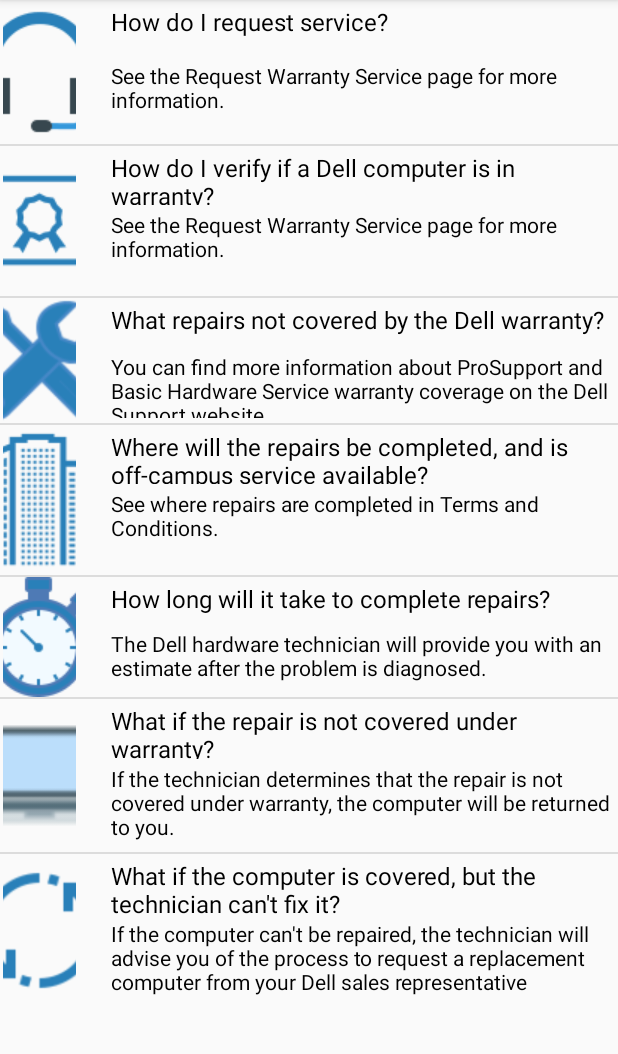
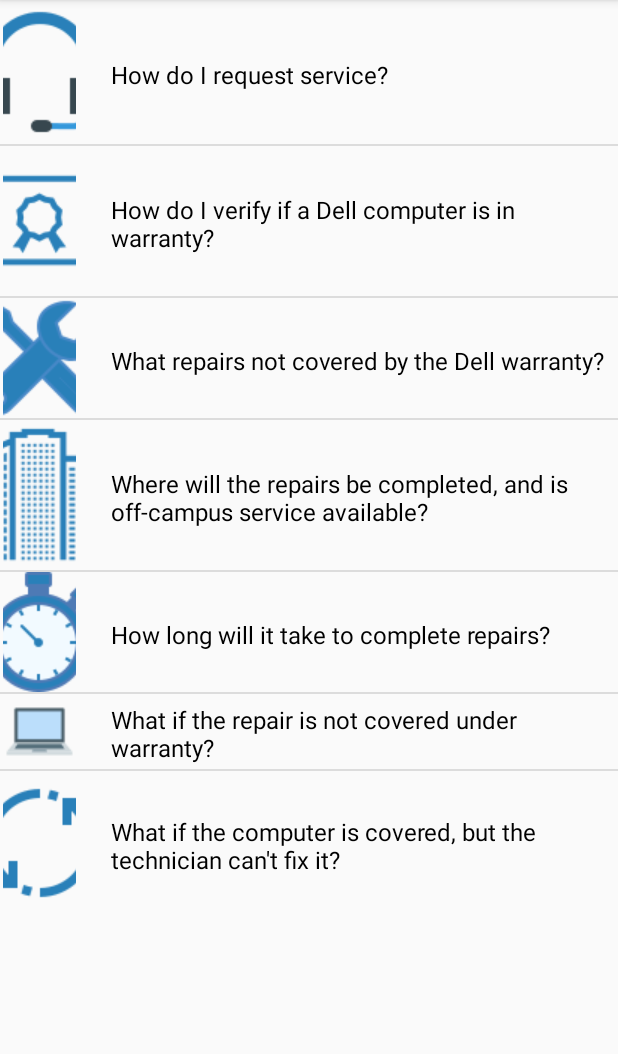
Before and after one commit to NarnePranay/Trebble, an Android app: the FAQActivity screen opened directly, with no data from a screen before it, on a phone screen of 412 x 824 dp, the part 84-1138 px from its top. Run offline under Robolectric (Android 15) with nearby library versions, the phone set to English and light mode, and no system bars; our stand-ins replace Picasso; pictures from the network do not load.

Commit message:
faq complete push

```diff
--- a/app/src/main/java/com/example/half_bloodprince/trebble/Adapters/FAQAdapter.java
+++ b/app/src/main/java/com/example/half_bloodprince/trebble/Adapters/FAQAdapter.java
@@ -1,6 +1,7 @@
 package com.example.half_bloodprince.trebble.Adapters;
 
 import android.content.Context;
+import android.content.Intent;
 import android.view.LayoutInflater;
 import android.view.View;
 import android.view.ViewGroup;
@@ -8,6 +9,7 @@ import android.widget.BaseAdapter;
 import android.widget.ImageView;
 import android.widget.TextView;
 
+import com.example.half_bloodprince.trebble.FAQAnsActivity;
 import com.example.half_bloodprince.trebble.R;
 import com.squareup.picasso.Picasso;
 
@@ -42,12 +44,12 @@ public class FAQAdapter extends BaseAdapter {
     }
 
     public View getView(int i, View view, ViewGroup parent) {
+        final int k=i;
         view = inflater.inflate(R.layout.faq_element, null);
         TextView tv1 = (TextView) view.findViewById(R.id.txt1);
-        TextView tv2 = (TextView) view.findViewById(R.id.txt2);
         ImageView iv1 = (ImageView) view.findViewById(R.id.iv1);
         tv1.setText(Question[i]);
-        tv2.setText(Answer[i]);
+
         Picasso.with(view.getContext()).load(images[i]).resize(300, 300).centerCrop().onlyScaleDown().into(iv1);
         return view;
     }
--- a/app/src/main/java/com/example/half_bloodprince/trebble/FAQActivity.java
+++ b/app/src/main/java/com/example/half_bloodprince/trebble/FAQActivity.java
@@ -1,7 +1,10 @@
 package com.example.half_bloodprince.trebble;
 
+import android.content.Intent;
 import android.os.Bundle;
 import android.support.v7.app.AppCompatActivity;
+import android.view.View;
+import android.widget.AdapterView;
 import android.widget.ListView;
 
 import com.example.half_bloodprince.trebble.Adapters.FAQAdapter;
@@ -20,6 +23,16 @@ public class FAQActivity extends AppCompatActivity {
         lv1=(ListView)findViewById(R.id.myList);
         adapter=new FAQAdapter(getApplicationContext(),Questions,Answer,images);
         lv1.setAdapter(adapter);
+        getSupportActionBar().setTitle("FAQ");
+        lv1.setOnItemClickListener(new AdapterView.OnItemClickListener() {
+            @Override
+            public void onItemClick(AdapterView<?> parent, View view, int position, long id) {
+                Intent intent=new Intent(getApplicationContext(), FAQAnsActivity.class);
+                intent.putExtra("Ans",Answer[position]);
+                intent.putExtra("Qn",Questions[position]);
+                startActivity(intent);
+            }
+        });
 
     }
 }
--- a/app/src/main/res/layout/faq_element.xml
+++ b/app/src/main/res/layout/faq_element.xml
@@ -29,22 +29,14 @@
                 android:layout_marginTop="3sp"
                 android:textColor="#000000"
                 android:textSize="16sp"
+                android:gravity="center_vertical"
                 android:text="This is the frequently asked Question?"
-                android:layout_weight="2"
+                android:layout_weight="5"
                 android:layout_width="wrap_content"
                 android:layout_height="0dp" />
 
 
-        <TextView
-            android:id="@+id/txt2"
-            android:layout_width="wrap_content"
-            android:textSize="14sp"
-            android:textColor="#020202"
-            android:layout_height="0dp"
-            android:layout_margin="3sp"
-            android:layout_weight="3"
-            android:text="My Laptop is heating up too much and the processor is making sound what should i do about it?"
-             />
+
 
         </LinearLayout>
 
--- a/app/src/main/res/layout/fragment_support.xml
+++ b/app/src/main/res/layout/fragment_support.xml
@@ -91,6 +91,7 @@
                 android:layout_marginRight="10dp"
                 android:layout_marginTop="20dp">
                 <Button
+                    android:id="@+id/faqs"
                     android:layout_width="0dp"
                     android:layout_height="wrap_content"
                     android:layout_weight="1"
```
Also changed, not shown: app/src/main/AndroidManifest.xml (+5 -7 lines), app/src/main/java/com/example/half_bloodprince/trebble/FAQAnsActivity.java (added, +24 -0 lines), app/src/main/java/com/example/half_bloodprince/trebble/Fragments/SupportFragment.java (+13 -3 lines), app/src/main/res/layout/activity_faqans.xml (added, +52 -0 lines), app/src/main/res/drawable/offcampus.png (added), app/src/main/res/drawable/repair.png (added), app/src/main/res/drawable/replace.png (added), app/src/main/res/drawable/service.png (added), app/src/main/res/drawable/time.png (added), app/src/main/res/drawable/warranty.png (added).
